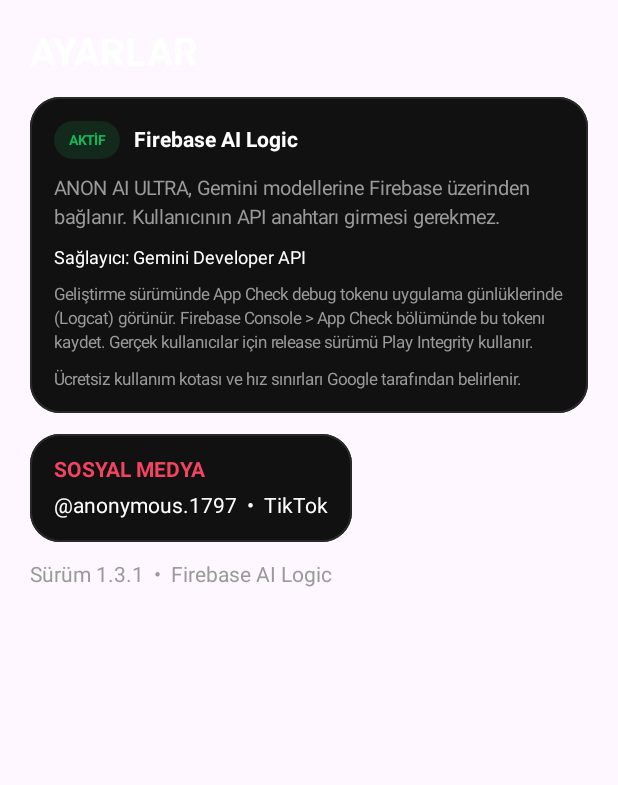
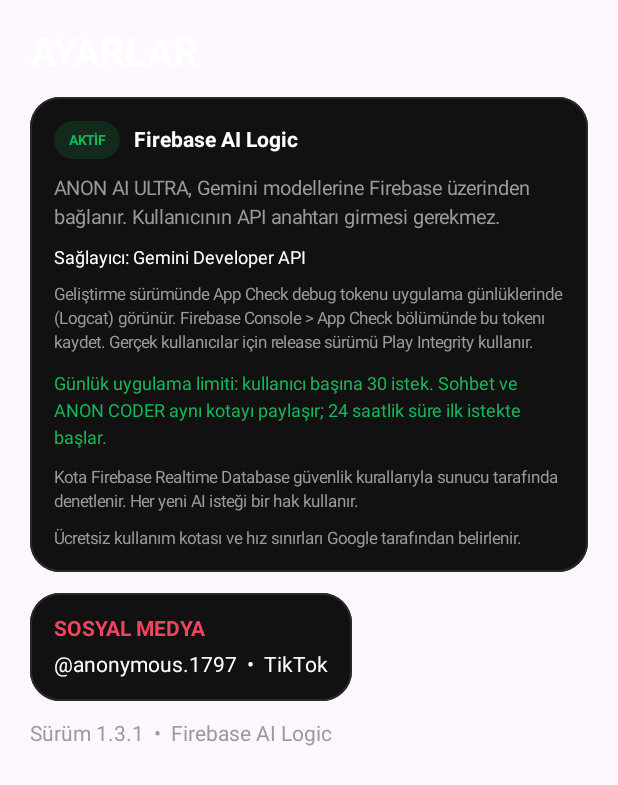
Before and after one commit to furkanmeyra2173-create/ANON-AI-ULTRA, an Android app built with Jetpack Compose: the composable SettingsScreen shown on its own in the app's theme, on a phone screen of 412 x 824 dp. Shown: the top 785 px of the screen. Run offline under Robolectric (Android 15) with nearby library versions, the phone set to English and light mode, and no system bars; our stand-ins replace Firebase (no records; nobody signed in at launch, a user with empty details on screens opened directly); 1 statement that could not run was skipped.

Commit message:
Show shared daily quota details in settings

```diff
--- a/app/src/main/java/com/anonai/ultra/MainActivity.kt
+++ b/app/src/main/java/com/anonai/ultra/MainActivity.kt
@@ -566,6 +566,12 @@ private fun SettingsScreen() {
                     "Geliştirme sürümünde App Check debug tokenu uygulama günlüklerinde (Logcat) görünür. Firebase Console > App Check bölümünde bu tokenı kaydet. Gerçek kullanıcılar için release sürümü Play Integrity kullanır.",
                     color = Muted, fontSize = 11.sp, lineHeight = 16.sp
                 )
+                Text(
+                    "Günlük uygulama limiti: kullanıcı başına 30 istek. Sohbet ve ANON CODER aynı kotayı paylaşır; 24 saatlik süre ilk istekte başlar.",
+                    color = Green, fontSize = 12.sp, lineHeight = 18.sp
+                )
+                Text("Kota Firebase Realtime Database güvenlik kurallarıyla sunucu tarafında denetlenir. Her yeni AI isteği bir hak kullanır.",
+                    color = Muted, fontSize = 11.sp, lineHeight = 16.sp)
                 Text("Ücretsiz kullanım kotası ve hız sınırları Google tarafından belirlenir.", color = Muted, fontSize = 11.sp)
             }
         }
```
